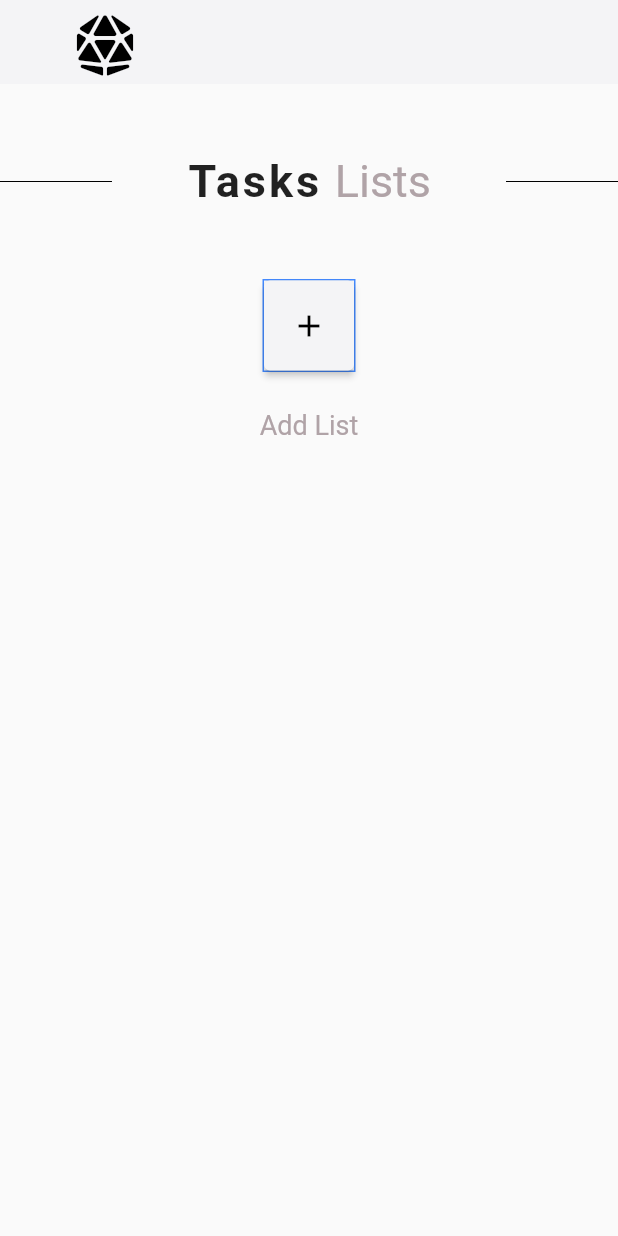
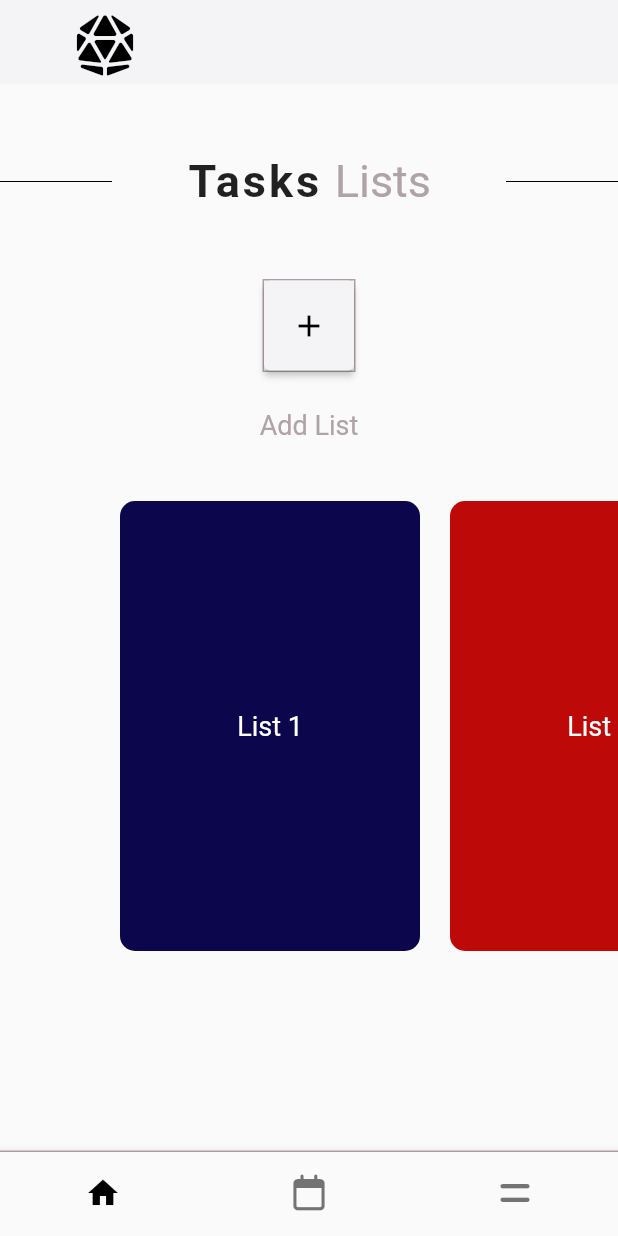
Before and after one commit to ImrulEmon/task_manager_ui, a Flutter app: the screen it shows after launch, on a phone screen of 412 x 824 dp. Run offline on Flutter 3.47's test engine with Material 2 defaults, Android fonts, the phone set to English and light mode, and no system bars; our stand-ins replace font_awesome_flutter.

Commit message:
Task card ,bottom nav

```diff
--- a/lib/screens/home.dart
+++ b/lib/screens/home.dart
@@ -3,6 +3,7 @@ import 'package:font_awesome_flutter/font_awesome_flutter.dart';
 import 'package:flutter/src/widgets/container.dart';
 import 'package:flutter/src/widgets/framework.dart';
 import 'package:task_manager_ui/constants/colors.dart';
+import 'package:task_manager_ui/widgets/horizontal_list.dart';
 
 class Home extends StatelessWidget {
   const Home({super.key});
@@ -24,7 +25,8 @@ class Home extends StatelessWidget {
         ),
       ),
       body: Center(
-        child: Column(children: [
+        child: Column(
+          children: [
             Container(
               margin: EdgeInsets.symmetric(vertical: 40.0),
               child: Row(children: <Widget>[
@@ -60,8 +62,7 @@ class Home extends StatelessWidget {
               child: Column(children: [
                 Container(
                   margin: EdgeInsets.only(bottom: 25.0),
-                decoration:
-                    BoxDecoration(border: Border.all(color: Colors.blueAccent)),
+                  decoration: BoxDecoration(border: Border.all(color: tmGrey)),
                   child: ElevatedButton(
                     onPressed: () {},
                     child: Icon(
@@ -70,7 +71,9 @@ class Home extends StatelessWidget {
                     ),
                     style: ElevatedButton.styleFrom(
                       backgroundColor: tmBGColor,
-                      minimumSize: Size(60.0, 60.0)),
+                      minimumSize: Size(60.0, 60.0),
+                      elevation: 2,
+                    ),
                   ),
                 ),
                 Text(
@@ -79,7 +82,109 @@ class Home extends StatelessWidget {
                 ),
               ]),
             ),
-        ]),
+            Container(
+              height: 300,
+              margin: EdgeInsets.symmetric(vertical: 40),
+              child: ListView(
+                scrollDirection: Axis.horizontal,
+                children: <Widget>[
+                  Container(
+                    margin: EdgeInsets.only(left: 80, right: 10),
+                    width: 200,
+                    child: const Center(
+                      child: Text(
+                        'List 1',
+                        style: TextStyle(
+                          fontSize: 18,
+                          color: Colors.white,
+                        ),
+                      ),
+                    ),
+                    decoration: BoxDecoration(
+                      borderRadius: BorderRadius.circular(10.0),
+                      color: tmBlue,
+                    ),
+                  ),
+                  // Container(
+                  //   margin: EdgeInsets.symmetric(horizontal: 10),
+                  //   width: 200,
+                  //   child: const Center(
+                  //     child: Text(
+                  //       'List 2',
+                  //       style: TextStyle(
+                  //         fontSize: 18,
+                  //         color: Colors.white,
+                  //       ),
+                  //     ),
+                  //   ),
+                  //   decoration: BoxDecoration(
+                  //     borderRadius: BorderRadius.circular(10.0),
+                  //     color: tmRed,
+                  //   ),
+                  // ),
+                  TaskCard(),
+                  Container(
+                    margin: EdgeInsets.symmetric(horizontal: 10),
+                    width: 200,
+                    child: const Center(
+                      child: Text(
+                        'List 3',
+                        style: TextStyle(
+                          fontSize: 18,
+                          color: Colors.white,
+                        ),
+                      ),
+                    ),
+                    decoration: BoxDecoration(
+                      borderRadius: BorderRadius.circular(10.0),
+                      color: tmRhythm,
+                    ),
+                  ),
+                  Container(
+                    margin: EdgeInsets.symmetric(horizontal: 10),
+                    width: 200,
+                    child: const Center(
+                      child: Text(
+                        'List 4',
+                        style: TextStyle(
+                          fontSize: 18,
+                          color: Colors.white,
+                        ),
+                      ),
+                    ),
+                    decoration: BoxDecoration(
+                      borderRadius: BorderRadius.circular(10.0),
+                      color: tmSky,
+                    ),
+                  ),
+                ],
+              ),
+            ),
+          ],
+        ),
+      ),
+      bottomNavigationBar: Container(
+        decoration:
+            BoxDecoration(border: Border(top: BorderSide(color: tmGrey))),
+        child: BottomNavigationBar(
+          showSelectedLabels: false,
+          showUnselectedLabels: false,
+          items: const [
+            BottomNavigationBarItem(
+              icon: Icon(Icons.home),
+              label: 'home',
+            ),
+            BottomNavigationBarItem(
+              icon: Icon(FontAwesomeIcons.calendar),
+              label: 'calender',
+            ),
+            BottomNavigationBarItem(
+              icon: Icon(FontAwesomeIcons.equals),
+              label: 'search',
+            ),
+          ],
+          selectedItemColor: Colors.black,
+        ),
       ),
     );
   }
--- /dev/null
+++ b/lib/widgets/horizontal_list.dart
@@ -0,0 +1,30 @@
+import 'package:flutter/material.dart';
+import 'package:font_awesome_flutter/font_awesome_flutter.dart';
+import 'package:flutter/src/widgets/container.dart';
+import 'package:flutter/src/widgets/framework.dart';
+import 'package:task_manager_ui/constants/colors.dart';
+
+class TaskCard extends StatelessWidget {
+  const TaskCard({super.key});
+
+  @override
+  Widget build(BuildContext context) {
+    return Container(
+      margin: EdgeInsets.symmetric(horizontal: 10),
+      width: 200,
+      child: const Center(
+        child: Text(
+          'List 2',
+          style: TextStyle(
+            fontSize: 18,
+            color: Colors.white,
+          ),
+        ),
+      ),
+      decoration: BoxDecoration(
+        borderRadius: BorderRadius.circular(10.0),
+        color: tmRed,
+      ),
+    );
+  }
+}
```
Lines whose indentation alone changed are shown as unchanged.
